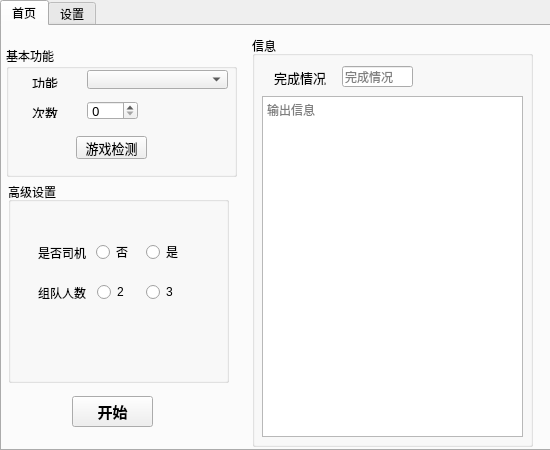
This is ui/mainui.ui in AquamarineCyan/action-test-v2 as Qt 5 draws it before an edit. The edited form follows.
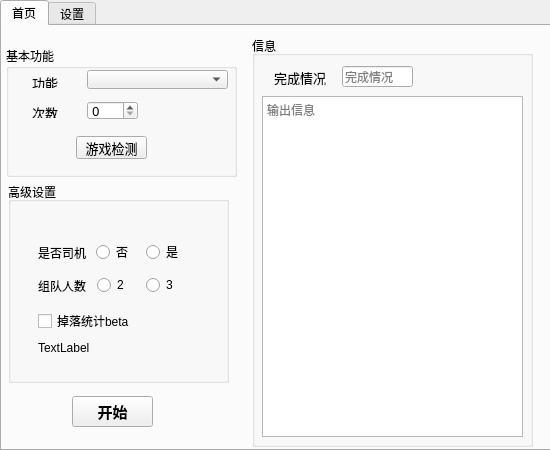
This is the edited form. The open tabs and pages were chosen to show the change.

Diff of the .ui file:
```diff
--- a/ui/mainui.ui
+++ b/ui/mainui.ui
@@ -230,7 +230,7 @@
          <property name="geometry">
           <rect>
            <x>128</x>
-           <y>80</y>
+           <y>73</y>
            <width>33</width>
            <height>20</height>
           </rect>
@@ -251,7 +251,7 @@
          <property name="geometry">
           <rect>
            <x>79</x>
-           <y>80</y>
+           <y>73</y>
            <width>33</width>
            <height>20</height>
           </rect>
@@ -272,7 +272,7 @@
          <property name="geometry">
           <rect>
            <x>20</x>
-           <y>80</y>
+           <y>73</y>
            <width>48</width>
            <height>21</height>
           </rect>
@@ -286,6 +286,50 @@
           <string>组队人数</string>
          </property>
         </widget>
+        <widget class="QLabel" name="label_tips">
+         <property name="geometry">
+          <rect>
+           <x>20</x>
+           <y>130</y>
+           <width>141</width>
+           <height>31</height>
+          </rect>
+         </property>
+         <property name="text">
+          <string>TextLabel</string>
+         </property>
+        </widget>
+        <widget class="QCheckBox" name="button_yuhun_drop_statistics">
+         <property name="geometry">
+          <rect>
+           <x>20</x>
+           <y>109</y>
+           <width>100</width>
+           <height>20</height>
+          </rect>
+         </property>
+         <property name="sizePolicy">
+          <sizepolicy hsizetype="Fixed" vsizetype="Fixed">
+           <horstretch>0</horstretch>
+           <verstretch>0</verstretch>
+          </sizepolicy>
+         </property>
+         <property name="minimumSize">
+          <size>
+           <width>100</width>
+           <height>0</height>
+          </size>
+         </property>
+         <property name="maximumSize">
+          <size>
+           <width>100</width>
+           <height>16777215</height>
+          </size>
+         </property>
+         <property name="text">
+          <string>掉落统计beta</string>
+         </property>
+        </widget>
        </widget>
        <widget class="QWidget" name="jiejietupo_2">
         <widget class="QRadioButton" name="button_jiejietupo_3victory">
```
Left out of the diff: 40 changed lines with no effect on the pictures.
